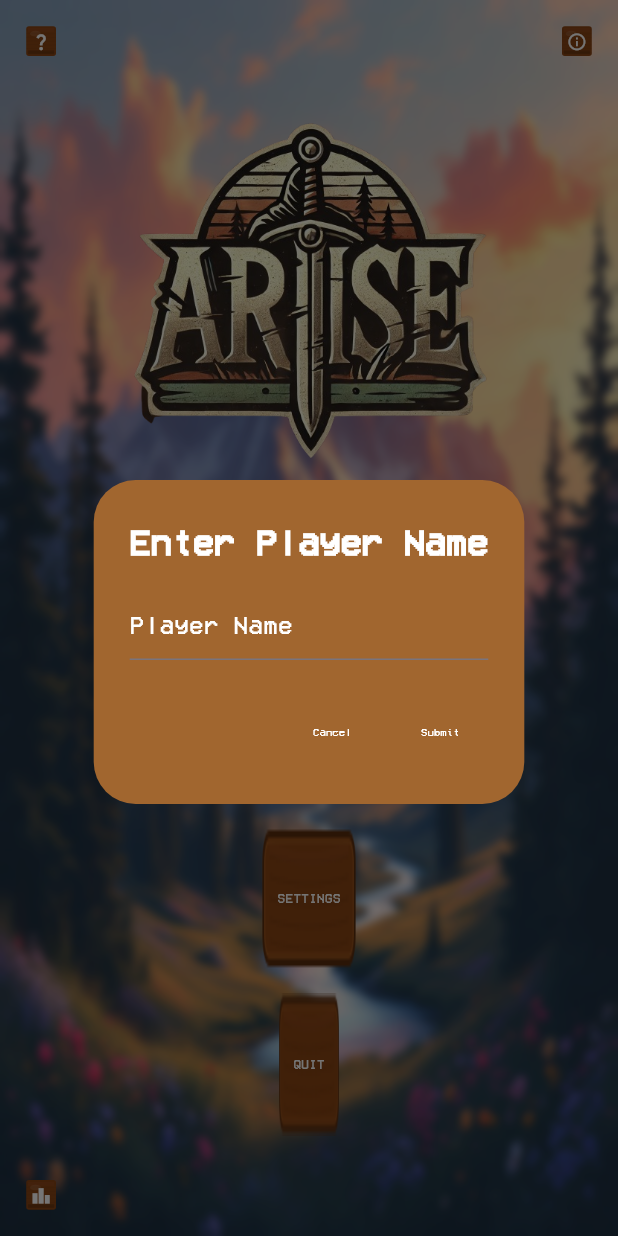
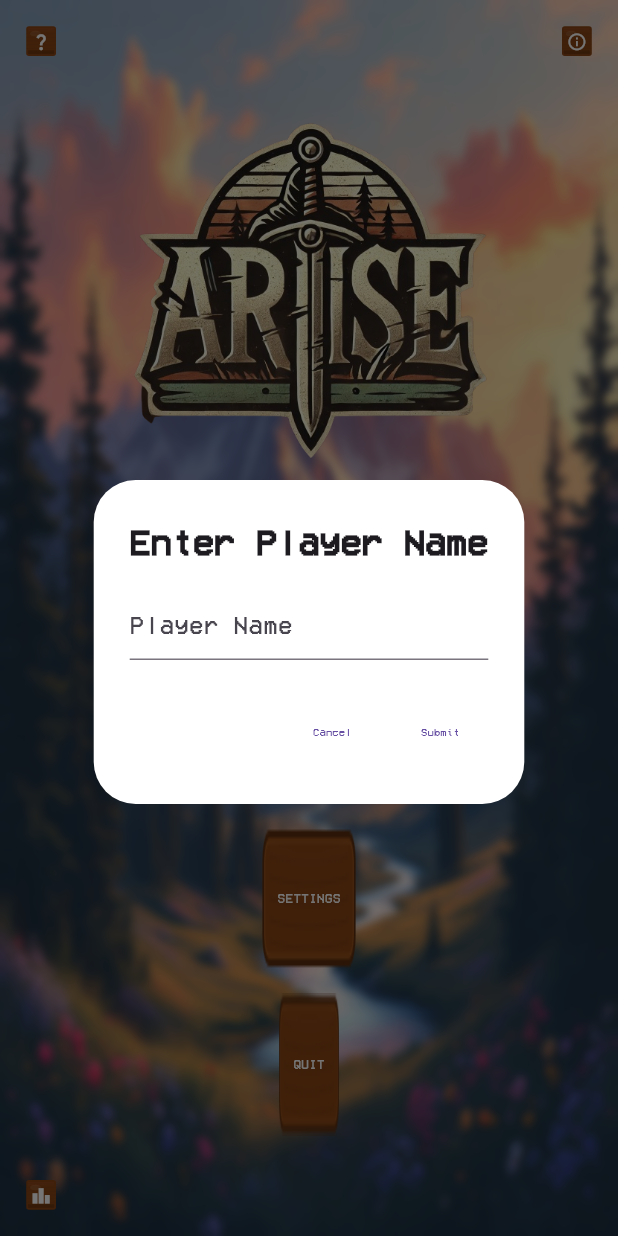
Before and after one commit to Mahesh-R-Mesta/arise-game, a Flutter app: the screen it shows after launch, on a phone screen of 412 x 824 dp. Run offline on Flutter 3.47's test engine with Material 3 defaults, Android fonts, the phone set to English and light mode, and no system bars; our stand-ins replace audioplayers, connectivity_plus, device_info_plus, firebase_core, firebase_database, flutter_bloc and 6 more; missing offline and left inert: flame, flame_behaviors, flame_tiled, flutter_joystick, in_app_update, leap; accounts and stored records are empty.

Commit message:
issue fixes and production release

```diff
--- a/lib/game/component/items/worm_hole.dart
+++ b/lib/game/component/items/worm_hole.dart
@@ -43,7 +43,9 @@ class WormHole extends GameObjectAnime with HasGameRef<AriseGame> {
     if (other is Player && type == Worm.incoming) {
       other
         ..current = PlayerState.idle
-        ..behavior.horizontalMovement = 0;
+        ..behavior.horizontalMovement = 0
+        ..playerBehavior.isPlayerHoldLeftRun = false
+        ..playerBehavior.isPlayerHoldRightRun = false;
       gameRef.overlays.remove("controller");
       gameRef.level.startConversation("wizardPortal", gameRef, onCompete: () {
         gameRef.overlays.remove("wormHole");
--- a/lib/game/component/player.dart
+++ b/lib/game/component/player.dart
@@ -33,6 +33,8 @@ class Player extends GroundCharacterEntity with HasGameRef<AriseGame>, KeyboardH
   final character = LocalStorage.instance.getPlayerCharacter;
   final playerHitBox = RectangleHitbox(size: Vector2(45, 60), position: Vector2(32, 39));
   final audioService = GetIt.I.get<AudioService>();
+
+  final playerBehavior = PlayerBehavior();
 
   @override
   FutureOr<void> onLoad() async {
@@ -124,7 +126,7 @@ class Player extends GroundCharacterEntity with HasGameRef<AriseGame>, KeyboardH
     };
     lifeline = Lifeline(playerBoxWidth: width, yPosition: 15);
     // harmZone = HarmZone(hitBoxSize: playerHitBox.position, playerSize: Vector2(getActorSize().width, getActorSize().height));
-    add(PlayerBehavior());
+    add(playerBehavior);
     add(lifeline);
     add(playerHitBox);
     // add(harmZone);
--- a/lib/screen/leader_board/add_player.dart
+++ b/lib/screen/leader_board/add_player.dart
@@ -38,25 +38,25 @@ class _AddPlayerToLeaderBoardState extends State<AddPlayerToLeaderBoard> {
             Padding(
               padding: const EdgeInsets.only(top: 32.0),
               child: AlertDialog(
-                backgroundColor: Color(0xFFA1662F),
+                backgroundColor: Colors.white,
                 // backgroundColor: Color(0XFFbd885a),
                 title: Text(
                   'Enter Player Name',
-                  style: TextStyle(fontWeight: FontWeight.bold, color: Colors.white),
+                  style: TextStyle(fontWeight: FontWeight.bold),
                 ),
                 content: TextFormField(
                   key: _formKey,
                   controller: playerNameController,
-                  style: TextStyle(fontWeight: FontWeight.w300, color: Colors.white),
+                  style: TextStyle(fontWeight: FontWeight.w300),
                   validator: (text) => text?.isNotEmpty == true ? null : "Please enter player name",
                   decoration: InputDecoration(
                       hintText: 'Player Name',
-                      hintStyle: TextStyle(fontWeight: FontWeight.w200, color: Colors.white),
-                      border: UnderlineInputBorder(borderSide: BorderSide(color: Colors.white))),
+                      hintStyle: TextStyle(fontWeight: FontWeight.w200),
+                      border: UnderlineInputBorder(borderSide: BorderSide())),
                 ),
                 actions: <Widget>[
                   TextButton(
-                    child: Text('Cancel', style: TextStyle(fontWeight: FontWeight.w500, color: Colors.white, fontSize: 16.sp)),
+                    child: Text('Cancel', style: TextStyle(fontWeight: FontWeight.w500, fontSize: 16.sp)),
                     onPressed: () {
                       Navigator.of(context).pop();
                     },
@@ -74,7 +74,7 @@ class _AddPlayerToLeaderBoardState extends State<AddPlayerToLeaderBoard> {
                       database.registerPlayerScore(playerNameController.text, earnedCoinCubit.state);
                       Navigator.of(context).pop();
                     },
-                    child: Text('Submit', style: TextStyle(fontWeight: FontWeight.w500, color: Colors.white, fontSize: 16.sp)),
+                    child: Text('Submit', style: TextStyle(fontWeight: FontWeight.w500, fontSize: 16.sp)),
                   ),
                 ],
               ),
--- a/lib/screen/popup/level_selection_popup.dart
+++ b/lib/screen/popup/level_selection_popup.dart
@@ -1,3 +1,4 @@
+import 'package:arise_game/service/local_storage.dart';
 import 'package:arise_game/util/widget/wooden_button.dart';
 import 'package:flutter/material.dart';
 import 'package:flutter_screenutil/flutter_screenutil.dart';
@@ -18,8 +19,7 @@ class LevelSelection extends StatelessWidget {
 
   @override
   Widget build(BuildContext context) {
-    final levelCompleted = 4;
-    // LocalStorage.instance.maxLevelCompleted;
+    final levelCompleted = LocalStorage.instance.maxLevelCompleted;
     return Center(
         child: Material(
             elevation: 3,
--- a/pubspec.yaml
+++ b/pubspec.yaml
@@ -16,7 +16,7 @@ publish_to: 'none' # Remove this line if you wish to publish to pub.dev
 # https://developer.apple.com/library/archive/documentation/General/Reference/InfoPlistKeyReference/Articles/CoreFoundationKeys.html
 # In Windows, build-name is used as the major, minor, and patch parts
 # of the product and file versions while build-number is used as the build suffix.
-version: 1.1.0+11
+version: 1.1.0+12
 
 environment:
   sdk: ^3.6.0
```
